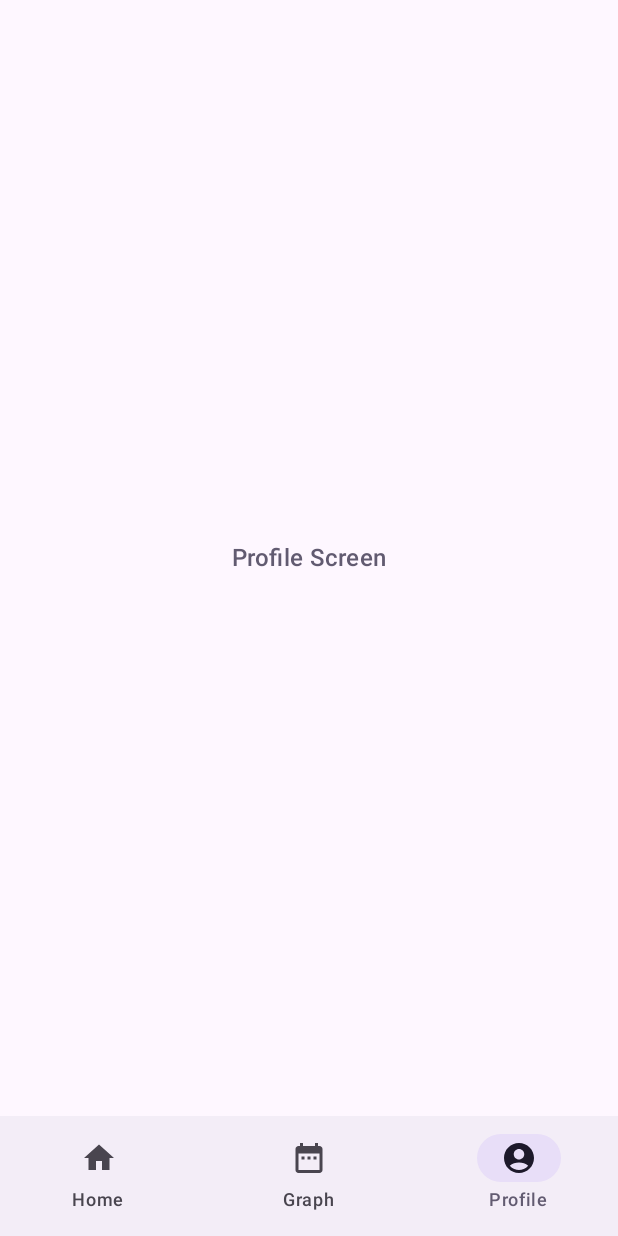
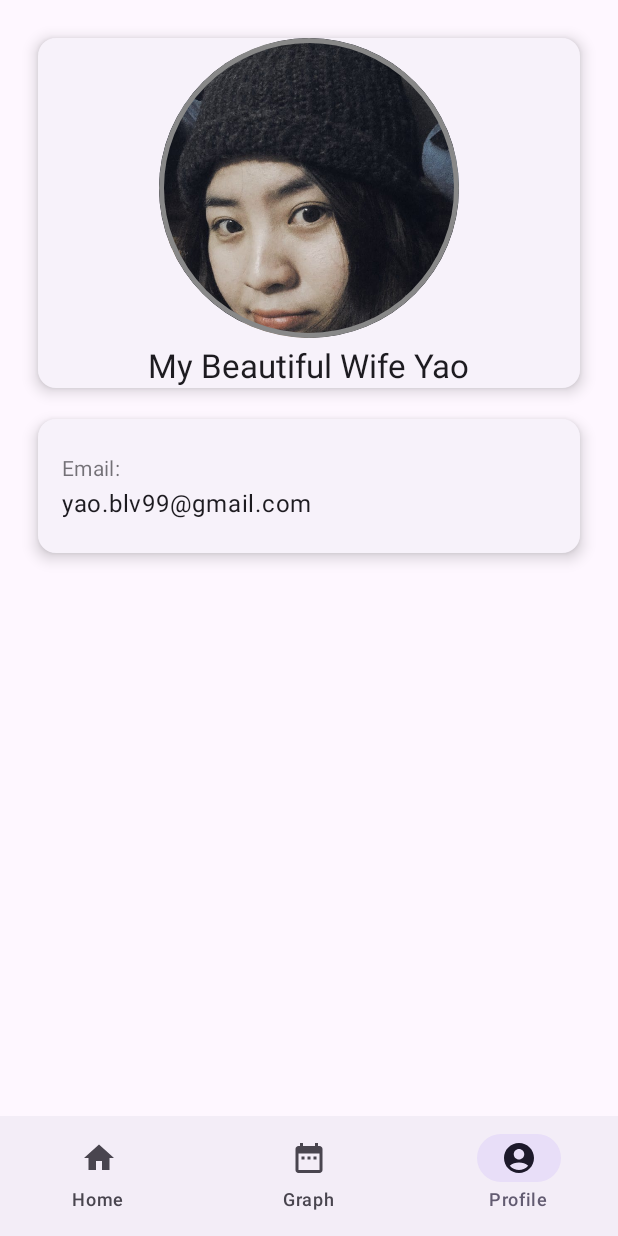
Before and after one commit to mdshokot/ToDo, an Android app built with Jetpack Compose: the composable mainAppNavigation shown on its own in the app's theme, item 3 of the bottom bar chosen, on a phone screen of 412 x 824 dp. Run offline under Robolectric (Android 15) with nearby library versions, the phone set to English and light mode, and no system bars.

Commit message:
ToDo:
- implemented basic profile page

```diff
--- a/app/src/main/java/com/shokot/todo/screen/authentication/LoginScreen.kt
+++ b/app/src/main/java/com/shokot/todo/screen/authentication/LoginScreen.kt
@@ -180,10 +180,13 @@ fun LoginForm(
                 // Login button
                 Button(
                     onClick = {
-                        //do this when successful login
-                        navController.navigate(Graph.mainAppHelper) {
-                            popUpTo(Graph.authentication) {
-                                inclusive = true
+                        if ((email.trim() == "yao") && (password == "123456")
+                        ) {
+                            //do this when successful login
+                            navController.navigate(Graph.mainAppHelper) {
+                                popUpTo(Graph.authentication) {
+                                    inclusive = true
+                                }
                             }
                         }
                     },
@@ -208,12 +211,10 @@ fun CustomOutlinedTextField(
 ) {
 
     val keyboardController = LocalSoftwareKeyboardController.current
-    var isValid by remember { mutableStateOf(false) }
     OutlinedTextField(
         value = value,
         onValueChange = { text ->
             onValueChange(text)
-            isValid = if (label == R.string.password) text.isNotEmpty() else isEmailValid(text)
         },
         label = { Text(text = stringResource(label)) },
         leadingIcon = { Icon(icon, contentDescription = null) },
@@ -228,7 +229,6 @@ fun CustomOutlinedTextField(
             }
         ),
         modifier = Modifier.fillMaxWidth(),
-        isError = isValid
     )
 
     Spacer(modifier = Modifier.height(space.dp))
--- a/app/src/main/java/com/shokot/todo/screen/main/HomeScreen.kt
+++ b/app/src/main/java/com/shokot/todo/screen/main/HomeScreen.kt
@@ -30,6 +30,5 @@ fun HomeScreen(navController: NavController) {
     ) {
         DropDownMenu(selectedItem = selectedItem, onSelectedItemChange = { selectedItem = it })
         Spacer(modifier = Modifier.height(5.dp))
-
     }
 }
--- a/app/src/main/java/com/shokot/todo/screen/main/ProfileScreen.kt
+++ b/app/src/main/java/com/shokot/todo/screen/main/ProfileScreen.kt
@@ -1,21 +1,105 @@
 package com.shokot.todo.screen.main
 
-import androidx.compose.foundation.layout.Box
+import androidx.compose.foundation.Image
+import androidx.compose.foundation.border
+import androidx.compose.foundation.layout.Arrangement
+import androidx.compose.foundation.layout.Column
+import androidx.compose.foundation.layout.Spacer
 import androidx.compose.foundation.layout.fillMaxSize
+import androidx.compose.foundation.layout.fillMaxWidth
+import androidx.compose.foundation.layout.height
+import androidx.compose.foundation.layout.padding
+import androidx.compose.foundation.layout.size
+import androidx.compose.foundation.shape.CircleShape
+import androidx.compose.material3.CardDefaults
+import androidx.compose.material3.ElevatedCard
 import androidx.compose.material3.MaterialTheme
 import androidx.compose.material3.Text
 import androidx.compose.runtime.Composable
 import androidx.compose.ui.Alignment
 import androidx.compose.ui.Modifier
+import androidx.compose.ui.draw.clip
+import androidx.compose.ui.graphics.Color
+import androidx.compose.ui.layout.ContentScale
+import androidx.compose.ui.res.painterResource
+import androidx.compose.ui.unit.dp
 import androidx.navigation.NavController
+import com.shokot.todo.R
 
 @Composable
 fun ProfileScreen(navController: NavController) {
-    Box(modifier = Modifier.fillMaxSize(), contentAlignment = Alignment.Center) {
-        Text(
-            text = "Profile Screen",
-            color = MaterialTheme.colorScheme.secondary,
-            style = MaterialTheme.typography.titleMedium
-        )
+    Column(
+        modifier = Modifier
+            .fillMaxSize()
+            .padding(20.dp)
+    ) {
+        UserCard()
+        Spacer(modifier = Modifier.height(10.dp))
+        ElevatedCard (
+            elevation = CardDefaults.cardElevation(
+                defaultElevation = 6.dp
+            ),
+            modifier = Modifier
+                .fillMaxWidth()
+                .height(100.dp)
+                .padding(5.dp),
+        ) {
+            Column( modifier = Modifier.fillMaxSize(), verticalArrangement = Arrangement.Center) {
+                Column(
+                    modifier = Modifier
+                        .fillMaxWidth()
+                        .padding(16.dp)
+                ){
+                    Text(
+                        text = "Email:",
+                        style = MaterialTheme.typography.bodyMedium,
+                        color = MaterialTheme.colorScheme.onBackground.copy(alpha = 0.6f),
+                        modifier = Modifier.padding(bottom = 4.dp)
+                    )
+
+                    Text(
+                        text = "yao.blv99@gmail.com",
+                        style = MaterialTheme.typography.bodyLarge
+                    )
+                }
+            }
+        }
     }
 }
+
+@Composable
+fun UserCard() {
+    Column(
+        modifier = Modifier.fillMaxWidth()
+    ) {
+        ElevatedCard(
+            elevation = CardDefaults.cardElevation(
+                defaultElevation = 6.dp
+            ),
+            modifier = Modifier
+                .fillMaxWidth()
+                .padding(5.dp),
+        ) {
+            Column(
+                modifier = Modifier.fillMaxWidth(),
+                horizontalAlignment = Alignment.CenterHorizontally
+            ) {
+                Image(
+                    painter = painterResource(R.drawable.yao),
+                    contentDescription = "avatar",
+                    contentScale = ContentScale.Crop,
+                    modifier = Modifier
+                        .size(200.dp)
+                        .clip(CircleShape)
+                        .border(3.dp, Color.Gray, CircleShape)
+                )
+                Spacer(modifier = Modifier.height(5.dp))
+                Text(
+                    text = "My Beautiful Wife Yao",
+                    style = MaterialTheme.typography.titleLarge
+                )
+            }
+
+        }
+    }
+}
```
Also changed, not shown: app/src/main/res/drawable/yao.JPG (added).
